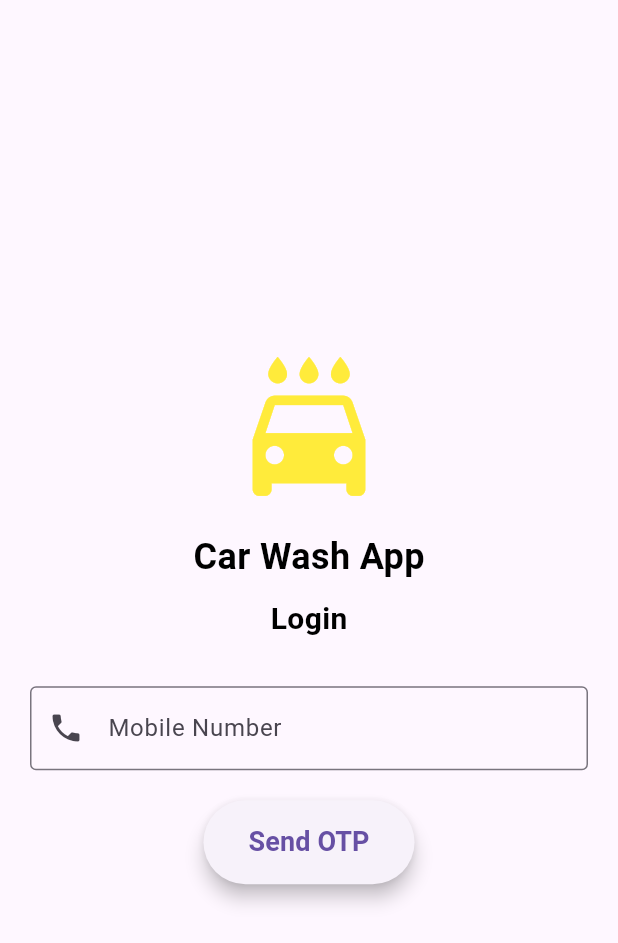
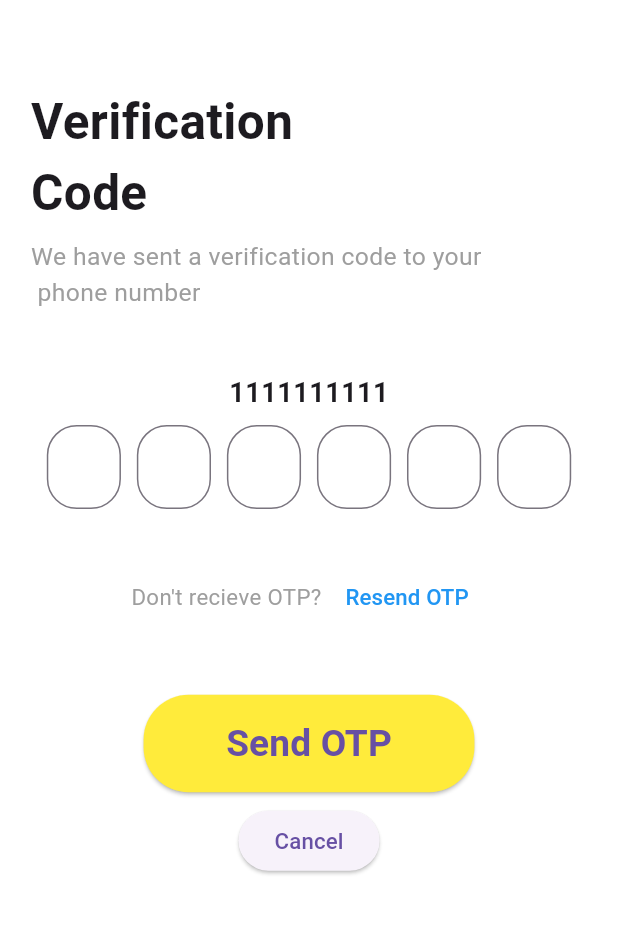
Before and after one commit to saheedalima/carcare, a Flutter app: the screen it shows after launch, after a tap on "Send OTP", on a phone screen of 412 x 824 dp. Shown: the top 943 px of the screen. Run offline on Flutter 3.47's test engine with Material 3 defaults, Android fonts, the phone set to English and light mode, and no system bars.

Commit message:
otp screen added

```diff
--- a/lib/view/LoginPage.dart
+++ b/lib/view/LoginPage.dart
@@ -1,3 +1,6 @@
+import 'dart:io';
+
+import 'package:carcare/view/OtpScreen.dart';
 import 'package:flutter/material.dart';
 
 class Loginpage extends StatefulWidget {
@@ -12,10 +15,11 @@ class _LoginpageState extends State<Loginpage> {
   Widget build(BuildContext context) {
     var devicewidth = MediaQuery.of(context).size.width;
     var deviceHeight = MediaQuery.of(context).size.height;
+
     return Scaffold(
       body: Center(
         child: Padding(
-          padding: EdgeInsets.all(20.0),
+          padding: EdgeInsets.all(deviceHeight * .02),
           child: Column(
             mainAxisAlignment: MainAxisAlignment.center,
             crossAxisAlignment: CrossAxisAlignment.center,
@@ -23,46 +27,57 @@ class _LoginpageState extends State<Loginpage> {
               // App Icon
               Icon(
                 Icons.local_car_wash, // Replace with your app icon
-                size: 100,
+                size: deviceHeight * .3,
                 color: Colors.yellow,
               ),
-              SizedBox(height: 20), // Space between icon and app name
+              SizedBox(height: deviceHeight * .05),
               // App Name
-              const Text(
+              Text(
                 'Car Wash App',
                 style: TextStyle(
-                  fontSize: 24,
+                  fontSize: devicewidth * .05,
                   fontWeight: FontWeight.bold,
                   color: Colors.black,
                 ),
               ),
-              SizedBox(height: 10), // Space between app name and login text
+              SizedBox(
+                  height: deviceHeight *
+                      .05), // Space between app name and login text
               // Login Text
-              const Text(
+              Text(
                 'Login',
                 style: TextStyle(
-                  fontSize: 20,
+                  fontSize: deviceHeight * .03,
                   fontWeight: FontWeight.w600,
                   color: Colors.black,
                 ),
               ),
-              const SizedBox(height: 30), // Space before the input field
+              SizedBox(
+                  height: deviceHeight * .03), // Space before the input field
               // Mobile Number Input Field
-              const TextField(
-                keyboardType: TextInputType.phone,
-                decoration: InputDecoration(
-                  labelText: 'Mobile Number',
-                  border: OutlineInputBorder(),
-                  prefixIcon: Icon(Icons.phone),
+              SizedBox(
+                width: devicewidth * .05,
+                height: deviceHeight * .02,
+                child: TextFormField(
+                  keyboardType: TextInputType.phone,
+                  decoration: const InputDecoration(
+                    labelText: 'Mobile Number',
+                    border: OutlineInputBorder(),
+                    prefixIcon: Icon(Icons.phone),
+                  ),
                 ),
               ),
-              const SizedBox(
-                  height: 20), // Space between input field and button
+              SizedBox(
+                  height: deviceHeight *
+                      .03), // Space between input field and button
               // Send OTP Button
               ElevatedButton(
                 onPressed: () {
                   // Add your OTP sending logic here
-                  print("OTP Sent!");
+                  Navigator.of(context)
+                      .push(MaterialPageRoute(builder: (context) {
+                    return Otpscreen();
+                  }));
                 },
                 style: ElevatedButton.styleFrom(
                   iconColor: Colors.yellow, // Background color
@@ -72,12 +87,12 @@ class _LoginpageState extends State<Loginpage> {
                   shape: RoundedRectangleBorder(
                     borderRadius: BorderRadius.circular(30), // Rounded corners
                   ),
-                  elevation: 5, // Shadow effect
+                  elevation: 5,
                 ),
                 child: Text(
                   'Send OTP',
                   style: TextStyle(
-                    fontSize: 18, // Font size
+                    fontSize: deviceHeight * .03, // Font size
                     fontWeight: FontWeight.bold, // Font weight
                   ),
                 ),
--- /dev/null
+++ b/lib/view/OtpScreen.dart
@@ -0,0 +1,159 @@
+// ignore_for_file: file_names
+
+import 'package:flutter/material.dart';
+
+class Otpscreen extends StatefulWidget {
+  const Otpscreen({super.key});
+
+  @override
+  State<Otpscreen> createState() => _OtpscreenState();
+}
+
+class _OtpscreenState extends State<Otpscreen> {
+  @override
+  Widget build(BuildContext context) {
+    // Get the size of the screen
+    final mediaQuery = MediaQuery.of(context);
+    final screenHeight = mediaQuery.size.height;
+    final screenWidth = mediaQuery.size.width;
+
+    return SafeArea(
+      child: Scaffold(
+        backgroundColor: Colors.white,
+        body: Padding(
+          padding: EdgeInsets.symmetric(horizontal: screenWidth * 0.05),
+          child: Column(
+            mainAxisAlignment: MainAxisAlignment.start,
+            crossAxisAlignment: CrossAxisAlignment.start,
+            children: [
+              SizedBox(height: screenHeight * 0.07),
+              Text(
+                'Verification \nCode',
+                style: TextStyle(
+                  fontSize: screenHeight * 0.04,
+                  fontWeight: FontWeight.bold,
+                ),
+              ),
+              SizedBox(height: screenHeight * 0.01),
+              Text(
+                'We have sent a verification code to your\n phone number',
+                style: TextStyle(
+                  fontSize: screenHeight * 0.02,
+                  color: Colors.grey,
+                ),
+              ),
+              SizedBox(height: screenHeight * 0.05),
+              Center(
+                child: Text(
+                  "1111111111",
+                  style: TextStyle(
+                    fontSize: screenHeight * 0.022, // Responsive font size
+                    fontWeight: FontWeight.w600,
+                  ),
+                ),
+              ),
+              SizedBox(height: screenHeight * 0.01),
+              Row(
+                mainAxisAlignment: MainAxisAlignment.spaceEvenly,
+                children: List.generate(6, (index) {
+                  return SizedBox(
+                    width: screenWidth * 0.12, // Responsive width
+                    height: screenHeight * 0.08, // Responsive height
+                    child: const TextField(
+                      textAlign: TextAlign.center,
+                      decoration: InputDecoration(
+                        border: OutlineInputBorder(
+                          borderRadius: BorderRadius.all(Radius.circular(20),),
+                          borderSide: BorderSide(color: Colors.grey),
+                        ),
+                        hintText: '',
+                      ),
+                      // keyboardType: TextInputType.number,
+                      // maxLength: 1, // Limit to one character
+                    ),
+                  );
+                }),
+              ),
+              SizedBox(
+                  height: screenHeight * 0.03), // Space before resend button
+              // Resend OTP Button
+              Center(
+                child: Row(
+                  mainAxisAlignment: MainAxisAlignment.center,
+                  crossAxisAlignment: CrossAxisAlignment.center,
+                  children: [
+                    Text(
+                      "Don't recieve OTP? ",
+                      style: TextStyle(
+                        fontSize: screenHeight * 0.018,
+                        color: Colors.grey,
+                      ),
+                    ),
+                    TextButton(
+                      onPressed: () {
+                        // Add your resend OTP logic here
+                      },
+                      child: Text(
+                        'Resend OTP',
+                        style: TextStyle(
+                          fontSize:
+                              screenHeight * 0.018, // Responsive font size
+                          color: Colors.blue,
+                        ),
+                      ),
+                    ),
+                  ],
+                ),
+              ),
+              SizedBox(height: screenHeight * 0.05),
+              Center(
+                child: Column(
+                  mainAxisAlignment: MainAxisAlignment.spaceEvenly,
+                  children: [
+                    ElevatedButton(
+                      onPressed: () {
+                        // Add your OTP sending logic here
+                        Navigator.of(context)
+                            .push(MaterialPageRoute(builder: (context) {
+                          return Otpscreen();
+                        }));
+                      },
+                      style: ElevatedButton.styleFrom(
+                        backgroundColor: Colors.yellow, // Text color
+                        padding: const EdgeInsets.symmetric(
+                            horizontal: 55, vertical: 15), // Padding
+                        shape: RoundedRectangleBorder(
+                          borderRadius:
+                              BorderRadius.circular(30), // Rounded corners
+                        ),
+                      ),
+                      child: Text(
+                        'Send OTP',
+                        style: TextStyle(
+                          fontSize: screenHeight * .03, // Font size
+                          fontWeight: FontWeight.bold, // Font weight
+                        ),
+                      ),
+                    ),
+                    SizedBox(height: screenHeight * .01,),
+                    ElevatedButton(
+                      onPressed: () {
+                        // Add your cancel logic here
+                      },
+                      child: Text(
+                        'Cancel',
+                        style: TextStyle(
+                          fontSize: screenHeight * 0.018, // Responsive font size
+                        ),
+                      ),
+                    ),
+                  ],
+                ),
+              ),
+            ],
+          ),
+        ),
+      ),
+    );
+  }
+}
```
